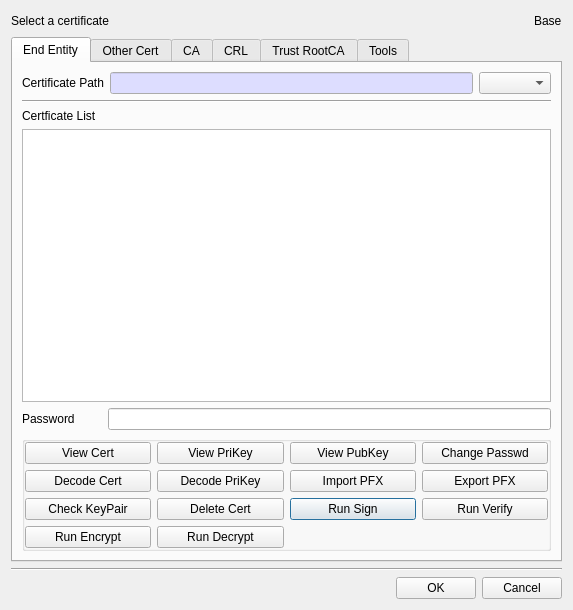
Qt form BerEditor/cert_man_dlg.ui (jykim74/BerEditor) before a commit.
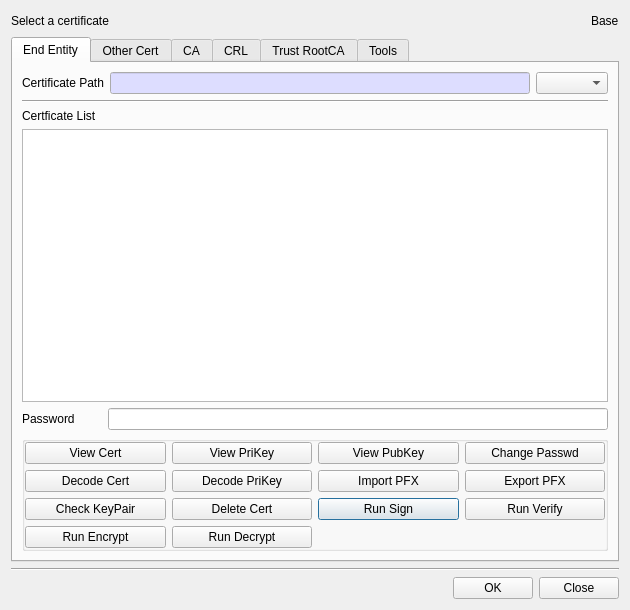
The same form after that commit. The open tabs and pages were chosen to show the change.

Patch:
```diff
--- a/BerEditor/cert_man_dlg.ui
+++ b/BerEditor/cert_man_dlg.ui
@@ -6,7 +6,7 @@
    <rect>
     <x>0</x>
     <y>0</y>
-    <width>573</width>
+    <width>630</width>
     <height>610</height>
    </rect>
   </property>
@@ -136,7 +136,7 @@
         <widget class="QTableWidget" name="mEE_CertTable">
          <property name="minimumSize">
           <size>
-           <width>500</width>
+           <width>560</width>
            <height>160</height>
           </size>
          </property>
@@ -1374,7 +1374,7 @@
      <item row="0" column="2">
       <widget class="QPushButton" name="mCancelBtn">
        <property name="text">
-        <string>Cancel</string>
+        <string>Close</string>
        </property>
       </widget>
      </item>
```
Left out of the diff: 6 changed lines with no effect on the pictures.
